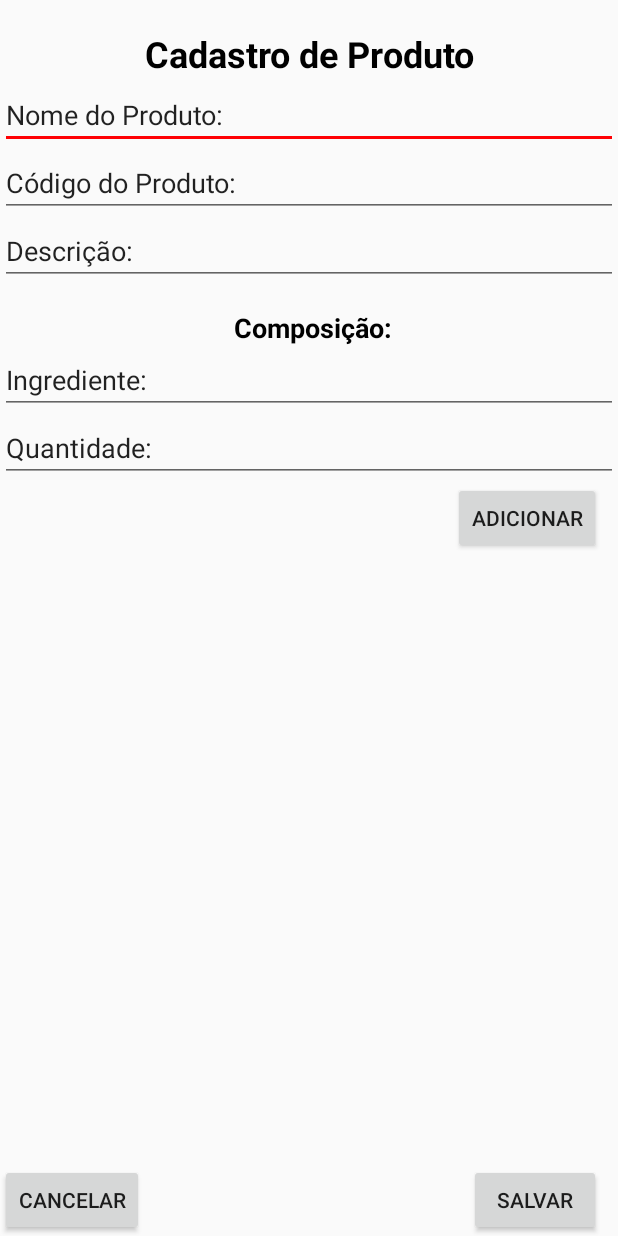
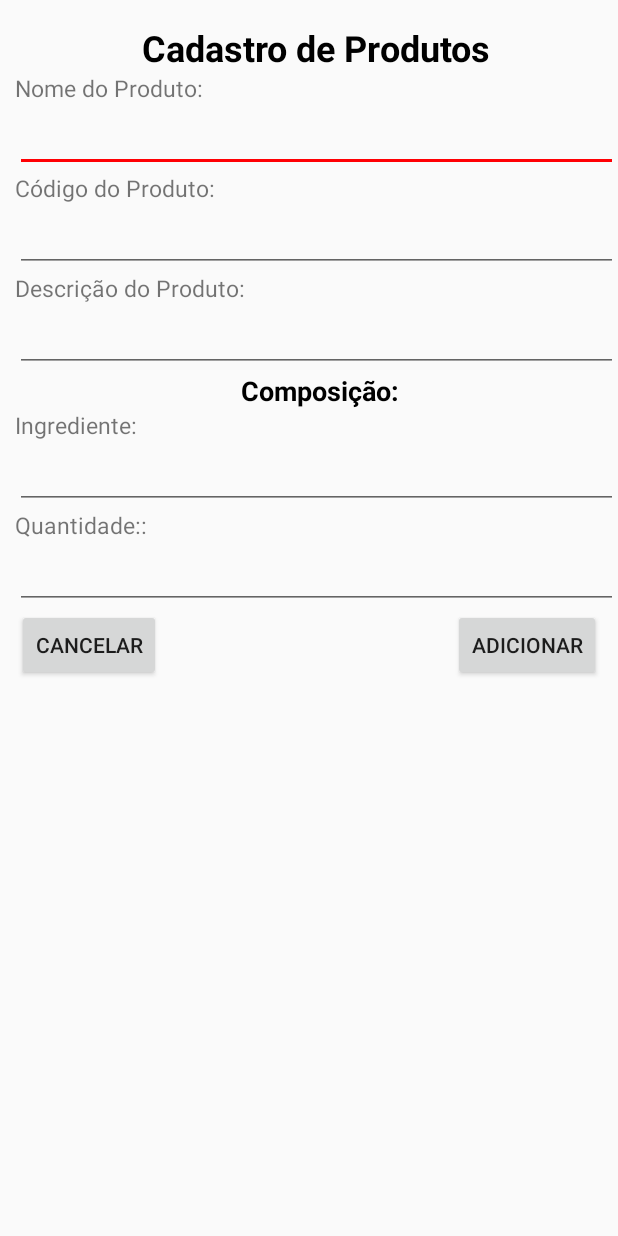
Before and after one commit to andersonseibert/TrabalhoSemestral, an Android app: the layout estoque.xml on its own in the app's theme, with its tools: preview values and no code run, on a phone screen of 412 x 824 dp. Run offline under Robolectric (Android 15) with nearby library versions, the phone set to English and light mode, and no system bars.

Commit message:
Reorganização da tela Estoque; Criação classe Estoque; Alteração do Menu;

```diff
--- a/app/src/main/java/com/br/trabalhosemestral/view/LoginActivity.java
+++ b/app/src/main/java/com/br/trabalhosemestral/view/LoginActivity.java
@@ -7,6 +7,8 @@ import android.support.annotation.Nullable;
 import android.view.View;
 import android.widget.EditText;
 import android.widget.Toast;
+
+import com.br.trabalhosemestral.model.Estoque;
 
 import br.com.ajm.prototipo.prototipotelas.R;
 
@@ -48,4 +50,5 @@ public class LoginActivity extends Activity {
         Intent intent = new Intent(getApplicationContext(), CadastroUsuarioActivity.class);
         startActivity(intent);
     }
+
 }
--- a/app/src/main/res/layout/estoque.xml
+++ b/app/src/main/res/layout/estoque.xml
@@ -1,39 +1,71 @@
 <?xml version="1.0" encoding="utf-8"?>
 <RelativeLayout xmlns:android="http://schemas.android.com/apk/res/android"
     android:layout_width="match_parent"
-    android:layout_height="match_parent">
+    android:layout_height="match_parent"
+    android:orientation="vertical">
+
+    <TextView
+        android:id="@+id/tituloCadProduto"
+        android:layout_width="match_parent"
+        android:layout_height="wrap_content"
+        android:layout_alignParentStart="true"
+        android:layout_alignParentTop="true"
+        android:layout_marginTop="15dp"
+        android:layout_marginLeft="10dp"
+        android:text="Cadastro de Produtos"
+        android:textAlignment="center"
+        android:textColor="@android:color/background_dark"
+        android:textSize="24sp"
+        android:textStyle="bold" />
 
     <EditText
         android:id="@+id/editText6"
         android:layout_width="match_parent"
         android:layout_height="wrap_content"
-        android:layout_alignParentStart="true"
-        android:layout_alignParentTop="true"
-        android:layout_marginTop="54dp"
         android:layout_weight="1"
+        android:layout_marginLeft="10dp"
         android:ems="10"
         android:inputType="textPersonName"
-        android:text="Nome do Produto:" />
+        android:layout_below="@+id/textView2"
+        android:layout_alignParentStart="true" />
+
+    <TextView
+        android:layout_width="match_parent"
+        android:layout_height="wrap_content"
+        android:text="Código do Produto:"
+        android:layout_marginLeft="10dp"
+        android:textSize="15dp"
+        android:id="@+id/textView4"
+        android:layout_below="@+id/editText6"
+        android:layout_alignParentStart="true" />
 
     <EditText
         android:id="@+id/editText4"
         android:layout_width="match_parent"
         android:layout_height="wrap_content"
         android:layout_weight="1"
+        android:layout_marginLeft="10dp"
         android:ems="10"
-        android:inputType="textPersonName"
-        android:text="Código do Produto:"
-        android:layout_below="@+id/editText6"
+        android:layout_below="@+id/textView4"
+        android:layout_alignParentStart="true" />
+
+    <TextView
+        android:layout_width="match_parent"
+        android:layout_height="wrap_content"
+        android:text="Descrição do Produto:"
+        android:layout_marginLeft="10dp"
+        android:textSize="15dp"
+        android:id="@+id/textView6"
+        android:layout_below="@+id/editText4"
         android:layout_alignParentStart="true" />
 
     <EditText
         android:id="@+id/editText7"
         android:layout_width="match_parent"
         android:layout_height="wrap_content"
+        android:layout_marginLeft="10dp"
         android:ems="10"
-        android:inputType="textPersonName"
-        android:text="Descrição:"
-        android:layout_below="@+id/editText4"
+        android:layout_below="@+id/textView6"
         android:layout_alignParentStart="true" />
 
     <TextView
@@ -41,33 +73,61 @@
         android:layout_width="match_parent"
         android:layout_height="wrap_content"
         android:layout_alignParentStart="true"
-        android:layout_below="@+id/editText7"
-        android:layout_marginTop="16dp"
         android:text=" Composição:"
+        android:layout_marginLeft="10dp"
         android:textAlignment="center"
         android:textColor="@android:color/background_dark"
         android:textSize="18sp"
-        android:textStyle="bold" />
+        android:textStyle="bold"
+        android:layout_below="@+id/editText7" />
+
+    <TextView
+        android:layout_width="match_parent"
+        android:layout_height="wrap_content"
+        android:layout_alignParentEnd="true"
+        android:layout_below="@+id/textView"
+        android:text="Ingrediente:"
+        android:textSize="15dp"
+        android:layout_marginLeft="10dp"
+        android:id="@+id/textView7" />
 
     <EditText
         android:id="@+id/editText9"
         android:layout_width="match_parent"
         android:layout_height="wrap_content"
-        android:layout_alignParentStart="true"
-        android:layout_below="@+id/textView"
         android:ems="10"
-        android:inputType="textPersonName"
-        android:text="Ingrediente:" />
+        android:layout_marginLeft="10dp"
+        android:layout_below="@+id/textView7"
+        android:layout_alignParentStart="true" />
+
+    <TextView
+        android:layout_width="match_parent"
+        android:layout_height="wrap_content"
+        android:layout_below="@+id/editText9"
+        android:layout_alignParentEnd="true"
+        android:text="Quantidade::"
+        android:textSize="15dp"
+        android:layout_marginLeft="10dp"
+        android:id="@+id/textView8" />
 
     <EditText
         android:id="@+id/editText11"
         android:layout_width="match_parent"
         android:layout_height="wrap_content"
+        android:ems="10"
+        android:layout_marginLeft="10dp"
+        android:layout_below="@+id/textView8"
+        android:layout_alignParentStart="true" />
+
+    <Button
+        android:id="@+id/cancelar"
+        android:layout_width="wrap_content"
+        android:layout_height="wrap_content"
         android:layout_alignParentStart="true"
-        android:layout_below="@+id/editText9"
-        android:ems="10"
-        android:inputType="textPersonName"
-        android:text="Quantidade:" />
+        android:layout_below="@+id/editText11"
+        android:layout_marginStart="11dp"
+        android:layout_marginLeft="10dp"
+        android:text="Cancelar" />
 
     <Button
         android:id="@+id/button4"
@@ -76,43 +136,29 @@
         android:layout_alignParentEnd="true"
         android:layout_below="@+id/editText11"
         android:layout_marginEnd="11dp"
+        android:layout_marginLeft="10dp"
         android:text="Adicionar" />
 
-    <TextView
-        android:id="@+id/textView11"
+
+    <ListView
+        android:id="@+id/listv"
         android:layout_width="match_parent"
         android:layout_height="wrap_content"
-        android:text="Cadastro de Produto"
-        android:textAlignment="center"
-        android:textColor="@android:color/black"
-        android:textSize="24sp"
-        android:textStyle="bold"
-        android:layout_alignParentTop="true"
-        android:layout_alignParentStart="true"
-        android:layout_marginTop="19dp" />
+        android:layout_alignParentEnd="true"
+        android:layout_below="@+id/button4"
+        android:layout_marginLeft="10dp"
+        android:textColor="@color/colorPrimaryDark">
 
-    <Button
-        android:id="@+id/button7"
-        android:layout_width="wrap_content"
+    </ListView>
+
+    <TextView
+        android:id="@+id/textView2"
+        android:layout_width="match_parent"
         android:layout_height="wrap_content"
-        android:layout_alignParentBottom="true"
-        android:layout_alignStart="@+id/textView11"
-        android:text="Cancelar" />
-
-    <Button
-        android:id="@+id/button11"
-        android:layout_width="wrap_content"
-        android:layout_height="wrap_content"
-        android:text="Salvar"
-        android:layout_alignParentBottom="true"
-        android:layout_alignEnd="@+id/button4" />
-
-    <ListView
-        android:layout_width="match_parent"
-        android:layout_height="match_parent"
-        android:layout_alignParentStart="true"
-        android:layout_below="@+id/button4"
-        android:layout_above="@+id/button7"
-        android:layout_alignParentEnd="true" />
+        android:text="Nome do Produto:"
+        android:layout_marginLeft="10dp"
+        android:textSize="15dp"
+        android:layout_below="@+id/tituloCadProduto"
+        android:layout_alignParentStart="true" />
 
 </RelativeLayout>
--- a/app/src/main/res/values/strings.xml
+++ b/app/src/main/res/values/strings.xml
@@ -1,5 +1,5 @@
 <resources>
-    <string name="app_name">Bem Vindo</string>
+    <string name="app_name">Make Drink App</string>
     <string name="legendaMenu">Menu</string>
     <string name="legendaNovoProduto">Novo Produto</string>
     <string name="legendaIniciar">Iniciar</string>
@@ -14,8 +14,8 @@
     <string name="legendaEmail">E-mail:</string>
     <string name="legendaNome">Nome:</string>
     <string name="legendaCadastroUsuario">Cadastro de usuário</string>
-    <string name="legendaCadastroUsuario2">Cadastro de usuário</string>
-    <string name="title_activity_menu">MenuActivity</string>
+    <string name="title_activity_menu">Menu</string>
+    <string name="title_estoque">Estoque</string>
 
     <string name="navigation_drawer_open">Open navigation drawer</string>
     <string name="navigation_drawer_close">Close navigation drawer</string>
```
Also changed, not shown: app/src/main/AndroidManifest.xml (+7 -1 lines), app/src/main/java/com/br/trabalhosemestral/model/Estoque.java (added, +113 -0 lines), app/src/main/java/com/br/trabalhosemestral/model/Produto.java (deleted, +0 -8 lines), app/src/main/java/com/br/trabalhosemestral/view/CadastroUsuarioActivity.java (+7 -0 lines), app/src/main/java/com/br/trabalhosemestral/view/MenuActivity.java (+10 -0 lines), app/src/main/res/layout/content_menu.xml (+22 -2 lines), app/src/main/res/layout/login_layout.xml (+4 -3 lines), app/src/main/res/layout/menu.xml (deleted, +0 -133 lines).
